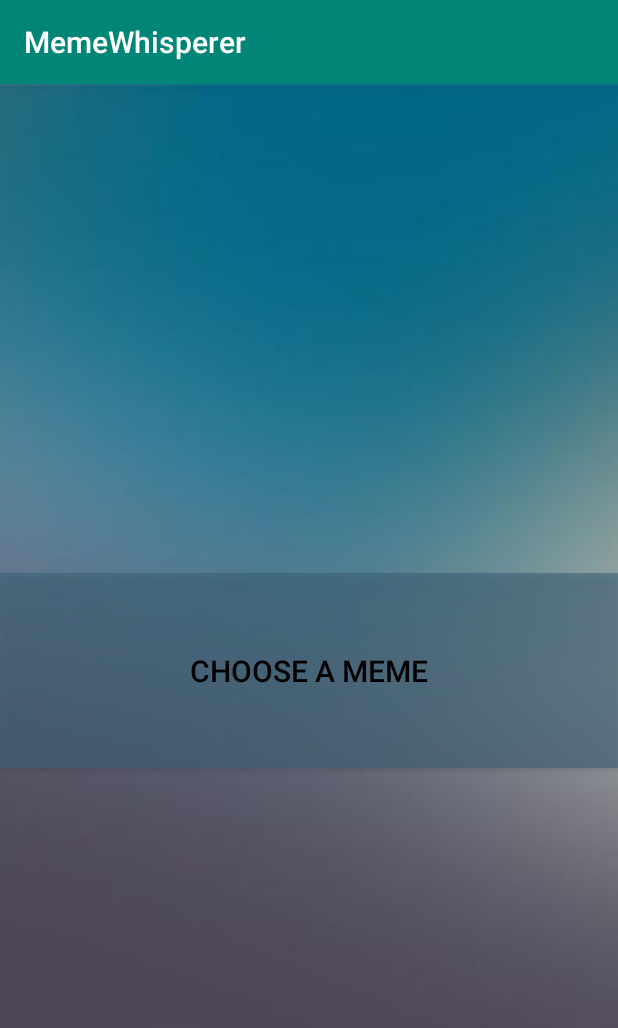
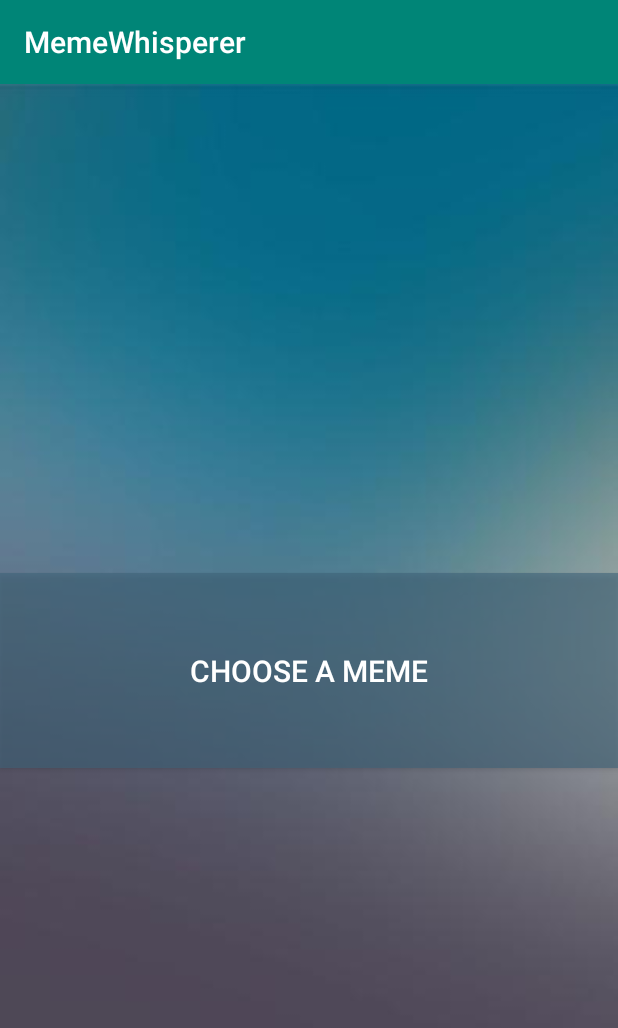
Before and after one commit to codecomp2019/1791, an Android app: the screen it shows after launch (MainActivity), on a phone screen of 412 x 824 dp. Shown: the top 1028 px of the screen. Run offline under Robolectric (Android 15) with nearby library versions, the phone set to English and light mode, and no system bars; libraries missing offline, so code that uses them is left out: com.google.android.gms; 3 statements that could not run were skipped.

Commit message:
Merge branch 'master' of https://github.com/codecomp2019/1791 into max
# Conflicts:
#	app/build.gradle
#	app/src/main/java/com/canthackthis/memewhisperer/MainActivity.java
#	app/src/main/res/layout/activity_main.xml
#	openCVLibrary343/build/generated/aidl_source_output_dir/debug/compileDebugAidl/out/org/opencv/engine/OpenCVEngineInterface.java
#	openCVLibrary343/build/intermediates/compile_only_not_namespaced_r_class_jar/debug/generateDebugRFile/R.jar
#	openCVLibrary343/build/intermediates/incremental/debug-mergeJniLibs/merge-state
#	openCVLibrary343/build/intermediates/incremental/mergeDebugJniLibFolders/merger.xml
#	openCVLibrary343/build/intermediates/incremental/mergeDebugShaders/merger.xml
#	openCVLibrary343/build/intermediates/incremental/packageDebugAssets/merger.xml
#	openCVLibrary343/build/intermediates/incremental/packageDebugResources/compile-file-map.properties
#	openCVLibrary343/build/intermediates/incremental/packageDebugResources/merger.xml
#	openCVLibrary343/build/outputs/logs/manifest-merger-debug-report.txt

```diff
--- a/app/src/main/res/layout/start_buttons.xml
+++ b/app/src/main/res/layout/start_buttons.xml
@@ -28,7 +28,7 @@
         android:contentDescription="Choose a Meme button"
         android:padding="20dp"
         android:text="Choose a meme"
-        android:textColor="#000"
+        android:textColor="#ffff"
         android:textSize="20dp"/>
 
 
```
